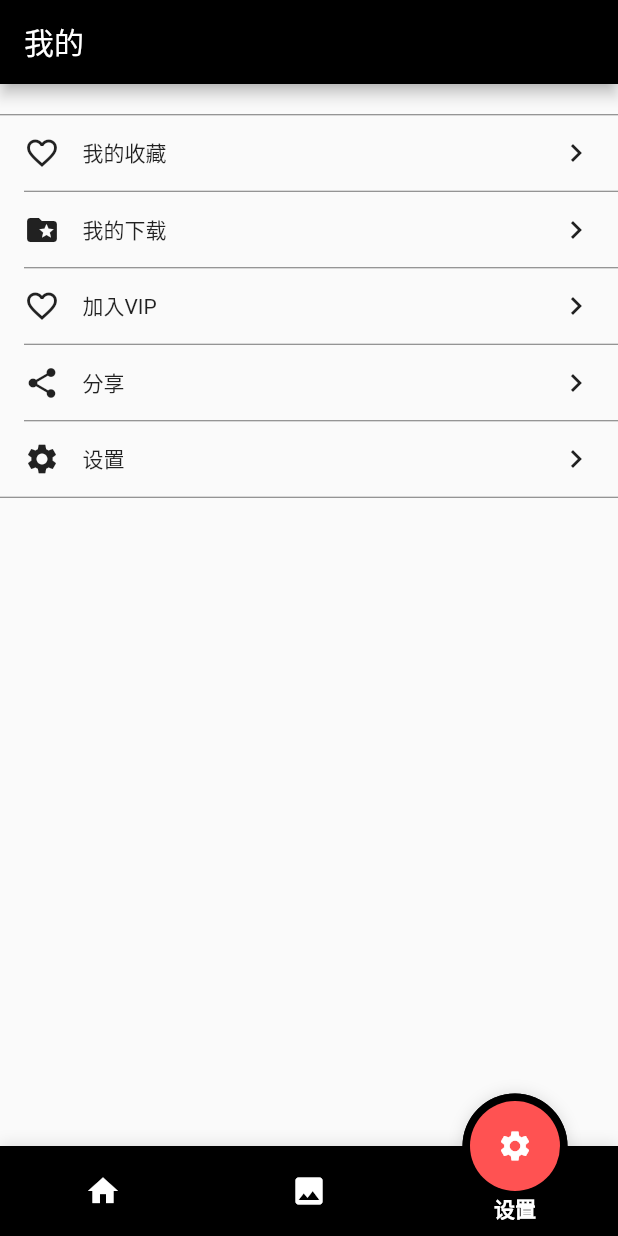
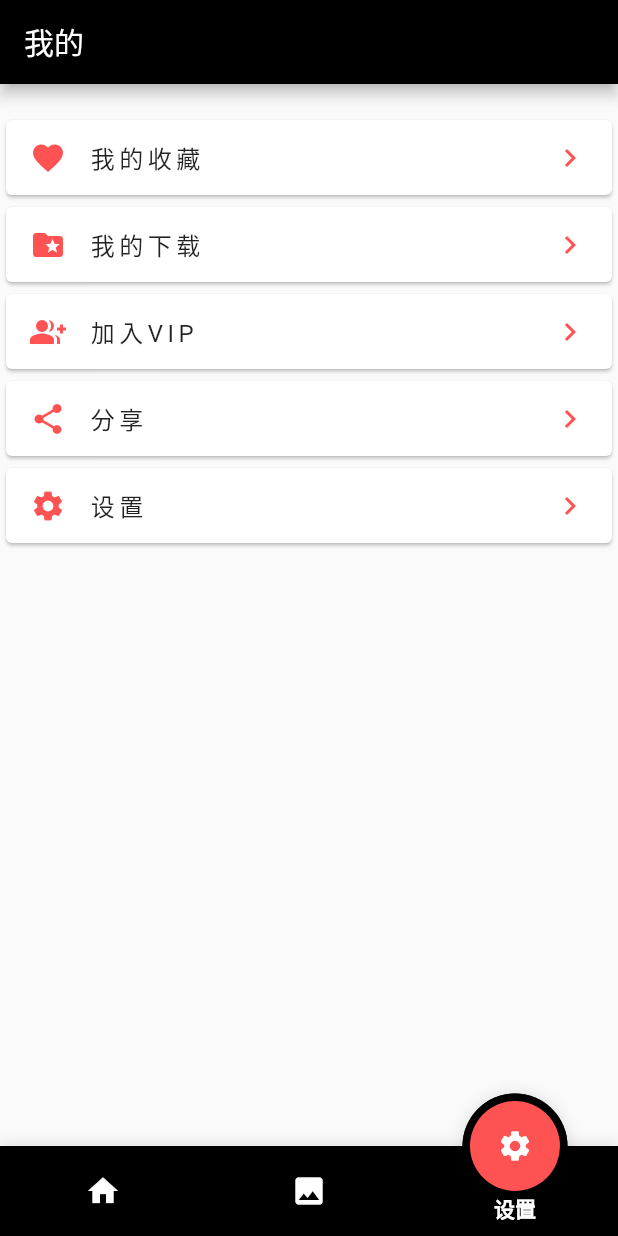
Before and after one commit to yang448189597/photo_altas, a Flutter app: the screen it shows after launch, item 3 of the bottom bar chosen, on a phone screen of 412 x 824 dp. Run offline on Flutter 3.47's test engine with Material 2 defaults, Android fonts, the phone set to English and light mode, and no system bars; drawn by our look-alikes of fancy_bottom_navigation; our stand-ins replace carousel_slider, dio, fluttertoast, photo_view, shared_preferences; network calls fail.

Commit message:
some UI changed

```diff
--- a/lib/Home_Pages/settings_page.dart
+++ b/lib/Home_Pages/settings_page.dart
@@ -6,7 +6,10 @@ class SettingPage extends StatelessWidget {
   Widget buildSeparator({double leftSpace = 16}) {
     return new Padding(
       padding: EdgeInsets.only(left: leftSpace),
-      child: Divider(color: Colors.black54,height: 1,),
+      child: Divider(
+        color: Colors.black54,
+        height: 1,
+      ),
     );
   }
 
@@ -17,46 +20,61 @@ class SettingPage extends StatelessWidget {
           title: Text('我的'),
         ),
         body: Padding(
-          padding: const EdgeInsets.only(top:20.0),
+          padding: const EdgeInsets.only(top: 20.0),
           child: SingleChildScrollView(
             child: Column(
               children: <Widget>[
-                buildSeparator(leftSpace: 0),
                 new MyPageItem(
-                    title: Text('我的收藏'),
-                    icon: Icon(Icons.favorite_border),
+                    title: Text(
+                      '我的收藏',
+                      style: TextStyle(fontSize: 16, letterSpacing: 3.0),
+                    ),
+                    icon: Icon(
+                      Icons.favorite,
+                      color: Colors.redAccent,
+                    ),
                     onTap: (TapUpDetails details) => {
                           Navigator.of(context)
                               .push(new MaterialPageRoute(builder: (context) {
                             return new FavoriteList();
                           }))
                         }),
-                buildSeparator(),
                 new MyPageItem(
-                    title: Text('我的下载'),
-                    icon: Icon(Icons.folder_special),
+                    title: Text(
+                      '我的下载',
+                      style: TextStyle(fontSize: 16, letterSpacing: 3.0),
+                    ),
+                    icon: Icon(Icons.folder_special, color: Colors.redAccent),
                     onTap: (TapUpDetails details) => {
                           Navigator.of(context)
                               .push(new MaterialPageRoute(builder: (context) {
                             return new DownloadedPictureList();
                           }))
                         }),
-                buildSeparator(),
                 new MyPageItem(
-                    title: Text('加入VIP'),
-                    icon: Icon(Icons.favorite_border),
+                    title: Text(
+                      '加入VIP',
+                      style: TextStyle(fontSize: 16, letterSpacing: 3.0),
+                    ),
+                    icon: Icon(Icons.group_add, color: Colors.redAccent),
                     onTap: (TapUpDetails details) => {}),
-                buildSeparator(),
                 new MyPageItem(
-                    title: Text('分享'),
-                    icon: Icon(Icons.share),
+                    title: Text(
+                      '分享',
+                      style: TextStyle(fontSize: 16, letterSpacing: 3.0),
+                    ),
+                    icon: Icon(Icons.share, color: Colors.redAccent),
+                    onTap: (
+                      TapUpDetails details,
+                    ) =>
+                        {}),
+                new MyPageItem(
+                    title: Text(
+                      '设置',
+                      style: TextStyle(fontSize: 16, letterSpacing: 3.0),
+                    ),
+                    icon: Icon(Icons.settings, color: Colors.redAccent),
                     onTap: (TapUpDetails details) => {}),
-                buildSeparator(),
-                new MyPageItem(
-                    title: Text('设置'),
-                    icon: Icon(Icons.settings),
-                    onTap: (TapUpDetails details) => {}),
-                buildSeparator(leftSpace: 0),
               ],
             ),
           ),
@@ -73,8 +91,9 @@ class MyPageItem extends StatelessWidget {
 
   @override
   Widget build(BuildContext context) {
-    return InkWell(
-      onTap: (){},
+    return Card(
+      child: InkWell(
+        onTap: () {},
         child: new Container(
           height: 50,
           padding: EdgeInsets.symmetric(horizontal: 16, vertical: 5),
@@ -92,8 +111,12 @@ class MyPageItem extends StatelessWidget {
                     ),
                   ],
                 ),
-              Icon(Icons.navigate_next),
+                Icon(
+                  Icons.navigate_next,
+                  color: Colors.redAccent,
+                ),
               ],
+            ),
           ),
         ),
       ),
--- a/lib/Me_Pages/downloaded_picture_page.dart
+++ b/lib/Me_Pages/downloaded_picture_page.dart
@@ -28,7 +28,7 @@ class GridViewState extends State {
       padding: const EdgeInsets.all(8.0),
       mainAxisSpacing: 8.0,
       crossAxisSpacing: 8.0,
-      crossAxisCount: 2,
+      crossAxisCount: 3,
       childAspectRatio: 3 / 4,
 
       //横向间距
@@ -61,7 +61,9 @@ class GridViewState extends State {
   }
 
   Widget getItemWidget(int index) {
-    return GestureDetector(
+    return ClipRRect(
+      borderRadius: BorderRadius.circular(8),
+      child: GestureDetector(
         onTap: (){
           // 跳转 预览页面
           Navigator.of(context)
@@ -72,7 +74,8 @@ class GridViewState extends State {
           child: new Image.file(
         File(_files[index].path),
         fit: BoxFit.cover,
-    ));
+      )),
+    );
   }
 }
 
@@ -83,8 +86,10 @@ class DownloadedPictureListState extends State<DownloadedPictureList> {
       appBar: new AppBar(
         title: new Text('我的下载'),
       ),
-      body: Center(
+      body: SafeArea(
+        child: Center(
           child: new PictureGridView(),
+        ),
       ),
     );
   }
--- a/lib/Me_Pages/downloader_picture_preview.dart
+++ b/lib/Me_Pages/downloader_picture_preview.dart
@@ -18,13 +18,16 @@ class PictureViewState extends State<PictureView> {
         title: new Text('图片预览'),
       ),
 
-      body: Container(
-        child: PhotoView(
-          imageProvider: FileImage(File(widget.filePath)),
+      body: Center(
+        child: Container(
+          child: PhotoView(
+            imageProvider: FileImage(File(widget.filePath)),
+          ),
         ),
       ),
     );
   }
+
   @override
   void initState() {
     // TODO: implement initState
--- a/lib/Me_Pages/favorite_page.dart
+++ b/lib/Me_Pages/favorite_page.dart
@@ -54,7 +54,8 @@ class FavoriteListState extends State<FavoriteList> {
             //取出Json 字符串
             Map<String, dynamic> data = json.decode(_data[index]);
 
-            return InkWell(
+            return Card(
+              child: InkWell(
                onTap: (){
                  // 跳转 图片详情页面
                  Navigator.of(context)
@@ -109,6 +110,7 @@ class FavoriteListState extends State<FavoriteList> {
                     ),
                   ),
                 ),
+              ),
             );
           },
           itemCount: _data.length,
```
Lines whose indentation alone changed are shown as unchanged.
